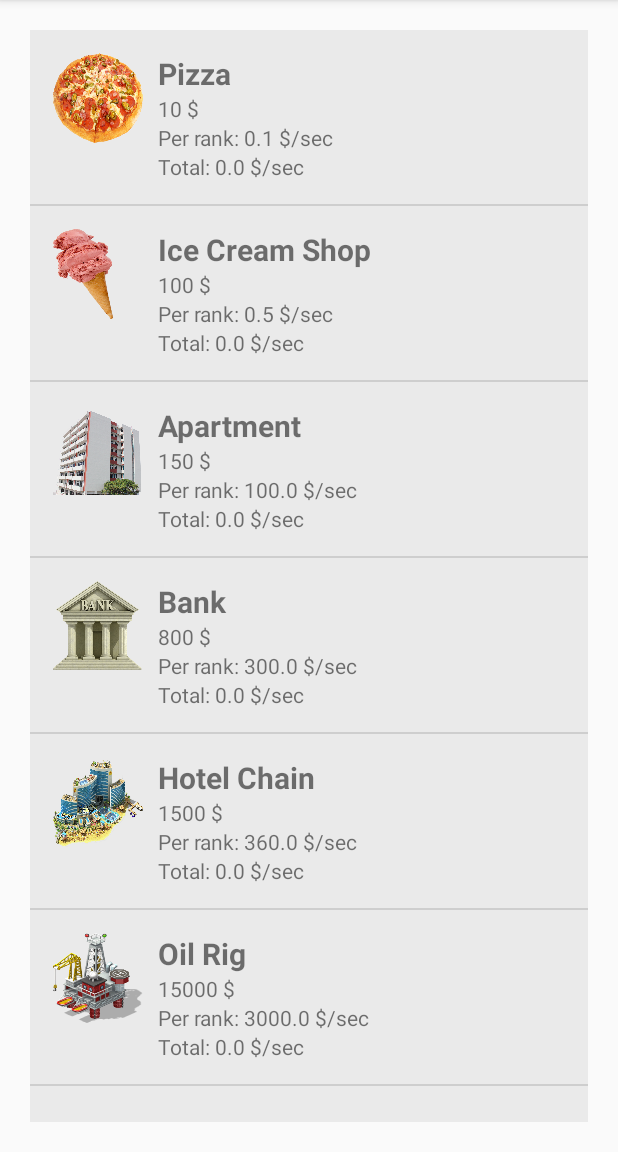
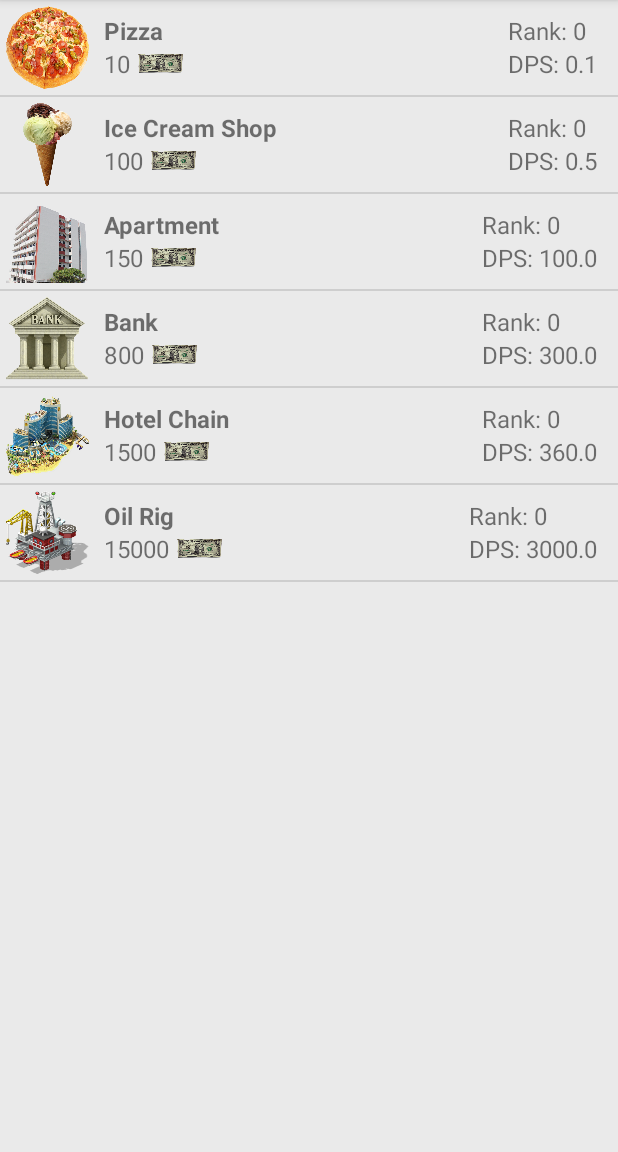
Before and after one commit to krisz094/BeTheRichest, an Android app: the screen it shows after launch (MainActivity), after a tap on an icon or button, on a phone screen of 412 x 824 dp, the part 84-1236 px from its top. Run offline under Robolectric (Android 15) with nearby library versions, the phone set to English and light mode, and no system bars.

Commit message:
- investment list UI altered, items are now clickable - negative dollar problem solved

```diff
--- a/app/src/main/java/hu/uniobuda/nik/betherichest/Factories/InvestmentFactory.java
+++ b/app/src/main/java/hu/uniobuda/nik/betherichest/Factories/InvestmentFactory.java
@@ -37,7 +37,7 @@ public class InvestmentFactory {
                 "Make delicious ice creams on the street, to get some money from hungry people.",
                 new int[]{},
                 currentGame,
-                R.drawable.icecream
+                R.drawable.icecream2
         ), map);
         AddToMap(new Investment(
                 2,
--- a/app/src/main/java/hu/uniobuda/nik/betherichest/GameObjects/Game.java
+++ b/app/src/main/java/hu/uniobuda/nik/betherichest/GameObjects/Game.java
@@ -85,7 +85,7 @@ public class Game {
 
     public String getMoneyPerClickAsString() {
 
-        return  df.format(moneyPerClick)+ " $ per tap";
+        return df.format(moneyPerClick) + " $ per tap";
     }
 
     public Double getCurrentMoney() {
@@ -130,14 +130,16 @@ public class Game {
     }
 
     public void buyInvestment(Integer id) {
+
+        deduceMoney((double) investments.get(id).getPrice());
         Integer currRank = gameState.getInvestmentRankById(id);
         currRank += 1;
         gameState.setInvestmentRankById(id, currRank);
-        deduceMoney((double) investments.get(id).getPrice());
         //refresh current MPS because there was a change
         recalcMoneyPerSec();
         recalcMoneyPerClick();
     }
+
 
     private void recalcMoneyPerSec() {
         Double money = 0d;
--- a/app/src/main/java/hu/uniobuda/nik/betherichest/GameObjects/Investment.java
+++ b/app/src/main/java/hu/uniobuda/nik/betherichest/GameObjects/Investment.java
@@ -1,6 +1,9 @@
 package hu.uniobuda.nik.betherichest.GameObjects;
 
+import android.widget.Toast;
+
 import hu.uniobuda.nik.betherichest.Factories.UpgradeFactory;
+import hu.uniobuda.nik.betherichest.MainActivity;
 
 /**
  * Created by Szabi on 2017.03.31..
@@ -15,7 +18,7 @@ public class Investment {
     private int id;
     private int[] relevantUpgradeIDs;
     private Game currentGame;
-    private final double coeff = 1.05;
+    private final double coeff = 1.15;
     private int imageResource;
 
 
--- a/app/src/main/java/hu/uniobuda/nik/betherichest/InvestmentAdapter.java
+++ b/app/src/main/java/hu/uniobuda/nik/betherichest/InvestmentAdapter.java
@@ -19,6 +19,11 @@ public class InvestmentAdapter extends BaseAdapter {
 
     private List<Investment> items;
     Game game;
+    TextView nameTextView;
+    TextView priceTextView;
+    TextView dpsPerRankTextView;
+    TextView rankTextView;
+    ImageView imageView;
 
     public InvestmentAdapter(List<Investment> items) {
         this.items = items;
@@ -30,7 +35,7 @@ public class InvestmentAdapter extends BaseAdapter {
     }
 
     @Override
-    public Object getItem(int position) {
+    public Investment getItem(int position) {
         return items == null ? null : items.get(position);
     }
 
@@ -45,22 +50,26 @@ public class InvestmentAdapter extends BaseAdapter {
         if (listItemView == null) {
             listItemView = View.inflate(parent.getContext(), R.layout.listitem_investment, null);
         }
-        TextView nameTextView = (TextView) listItemView.findViewById(R.id.name);
-        TextView priceTextView = (TextView) listItemView.findViewById(R.id.price);
-        TextView dpsPerRankTextView = (TextView) listItemView.findViewById(R.id.dpsPerRank);
-        TextView currentDpsTextView = (TextView) listItemView.findViewById(R.id.currDps);
-
-        ImageView imageView = (ImageView) listItemView.findViewById(R.id.image);
+        nameTextView = (TextView) listItemView.findViewById(R.id.name);
+        priceTextView = (TextView) listItemView.findViewById(R.id.price);
+        dpsPerRankTextView = (TextView) listItemView.findViewById(R.id.dpsPerRank);
+        rankTextView = (TextView) listItemView.findViewById(R.id.rank);
+        imageView = (ImageView) listItemView.findViewById(R.id.invIcon);
 
         Investment investment = items.get(position);
 
         nameTextView.setText(investment.getName());
-        priceTextView.setText(String.valueOf(investment.getPrice()) + " $");
+        priceTextView.setText(String.valueOf(investment.getPrice()));
         imageView.setBackgroundResource(investment.getImageResource());
-        dpsPerRankTextView.setText("Per rank: " + String.valueOf(investment.getMoneyPerSecPerRank())+ " $/sec");
-        currentDpsTextView.setText("Total: " + String.valueOf(investment.getMoneyPerSec())+ " $/sec");
+        dpsPerRankTextView.setText("DPS: " + String.valueOf(investment.getMoneyPerSecPerRank()));
+        rankTextView.setText("Rank: "+ String.valueOf(investment.getRank()));
 
 
         return listItemView;
     }
+
+    @Override
+    public void notifyDataSetChanged() {
+        super.notifyDataSetChanged();
+    }
 }
--- a/app/src/main/java/hu/uniobuda/nik/betherichest/InvestmentListFragment.java
+++ b/app/src/main/java/hu/uniobuda/nik/betherichest/InvestmentListFragment.java
@@ -5,6 +5,8 @@ import android.content.Intent;
 import android.os.Bundle;
 import android.support.annotation.Nullable;
 import android.support.v4.app.FragmentManager;
+import android.telecom.Call;
+import android.view.KeyEvent;
 import android.view.LayoutInflater;
 import android.view.View;
 import android.view.ViewGroup;
@@ -66,11 +68,18 @@ public class InvestmentListFragment extends android.support.v4.app.Fragment {
 
         final InvestmentAdapter adapter = new InvestmentAdapter(items);
 
-        ListView listView = (ListView) rootView.findViewById(R.id.investment_listview);
+        final ListView listView = (ListView) rootView.findViewById(R.id.investment_listview);
         listView.setAdapter(adapter);
 
+        listView.setOnItemClickListener(new AdapterView.OnItemClickListener() {
+            @Override
+            public void onItemClick(AdapterView<?> parent, View view, int position, long id) {
 
+                Investment selectedInvestment = adapter.getItem(position);
+                selectedInvestment.buy();
+                //game.buyInvestment(selectedInvestment.getId());
+                adapter.notifyDataSetChanged();
+            }
+        });
     }
-
-
 }
--- a/app/src/main/java/hu/uniobuda/nik/betherichest/MainActivity.java
+++ b/app/src/main/java/hu/uniobuda/nik/betherichest/MainActivity.java
@@ -72,7 +72,6 @@ public class MainActivity extends AppCompatActivity {
 
         FragmentTransaction transaction = manager.beginTransaction();
         transaction.add(R.id.fragment_container, fragment);
-        transaction.addToBackStack(null);
         transaction.commit();
     }
 
--- a/app/src/main/res/layout/activity_main.xml
+++ b/app/src/main/res/layout/activity_main.xml
@@ -14,7 +14,6 @@
         android:layout_height="wrap_content"
         android:layout_alignParentTop="true"
         android:layout_centerHorizontal="true"
-        android:lineSpacingExtra="12sp"
         android:text="Current Money"
         android:textAlignment="center"
         android:textAllCaps="false"
@@ -29,7 +28,6 @@
         android:layout_height="wrap_content"
         android:layout_below="@id/currMoneyText"
         android:layout_centerHorizontal="true"
-        android:lineSpacingExtra="12dp"
         android:text="Money Per Sec"
         android:textAlignment="center"
         android:textAllCaps="false"
@@ -44,7 +42,6 @@
         android:layout_height="wrap_content"
         android:layout_below="@id/moneyPerSecText"
         android:layout_centerHorizontal="true"
-        android:lineSpacingExtra="12sp"
         android:text="Money Per Tap"
         android:textAlignment="center"
         android:textAllCaps="false"
--- a/app/src/main/res/layout/fragment_investments_list.xml
+++ b/app/src/main/res/layout/fragment_investments_list.xml
@@ -2,10 +2,6 @@
 <RelativeLayout xmlns:android="http://schemas.android.com/apk/res/android"
     xmlns:tools="http://schemas.android.com/tools"
     android:id="@+id/activity_main"
-    android:layout_marginTop="20dp"
-    android:layout_marginBottom="20dp"
-    android:layout_marginLeft="20dp"
-    android:layout_marginRight="20dp"
     android:layout_width="match_parent"
     android:layout_height="match_parent"
     tools:context=".MainActivity"
@@ -15,7 +11,6 @@
         android:id="@+id/investment_listview"
         android:layout_width="match_parent"
         android:layout_height="match_parent"
-        android:layout_below="@+id/button"
         android:background="#eaeaea"
         />
 
--- a/app/src/main/res/layout/listitem_investment.xml
+++ b/app/src/main/res/layout/listitem_investment.xml
@@ -1,59 +1,85 @@
 <?xml version="1.0" encoding="utf-8"?>
 <RelativeLayout xmlns:android="http://schemas.android.com/apk/res/android"
+    xmlns:app="http://schemas.android.com/apk/res-auto"
     android:layout_width="match_parent"
-    android:layout_height="match_parent"
-    android:padding="15dp">
+    android:layout_height="wrap_content"
+    android:padding="4dp">
 
     <ImageView
-        android:id="@+id/image"
-        android:layout_width="60dp"
-        android:layout_height="60dp"
-
-        android:background="@android:color/holo_blue_dark" />
+        android:id="@+id/invIcon"
+        android:layout_width="55dp"
+        android:layout_height="55dp"
+        android:layout_alignParentStart="true"
+        android:layout_alignParentTop="true" />
 
     <LinearLayout
+        android:id="@+id/linearLayout"
         android:layout_width="wrap_content"
         android:layout_height="wrap_content"
-        android:layout_marginLeft="60dp"
-        android:orientation="vertical"
-        android:id="@+id/linearLayout">
+        android:layout_centerInParent="true"
+        android:layout_marginLeft="10dp"
+        android:layout_toEndOf="@+id/invIcon"
+        android:orientation="vertical">
 
         <TextView
             android:id="@+id/name"
-            android:layout_width="match_parent"
+            android:layout_width="wrap_content"
             android:layout_height="wrap_content"
-            android:layout_marginLeft="10dp"
-            android:layout_toEndOf="@+id/image"
+            android:layout_toEndOf="@+id/invIcon"
             android:text="Name"
-            android:textSize="20sp"
+            android:textSize="16sp"
             android:textStyle="bold" />
 
+
+        <RelativeLayout
+            android:layout_width="wrap_content"
+            android:layout_height="wrap_content"
+            android:orientation="horizontal">
+
+            <TextView
+                android:id="@+id/price"
+                android:layout_width="wrap_content"
+                android:layout_height="wrap_content"
+                android:text="Price"
+                android:textSize="16sp" />
+
+            <ImageView
+                android:id="@+id/dollarIcon"
+                android:layout_width="30dp"
+                android:layout_height="15dp"
+                android:layout_marginLeft="5dp"
+                android:layout_marginTop="3dp"
+                android:layout_toEndOf="@+id/price"
+                android:adjustViewBounds="true"
+                app:srcCompat="@drawable/dollar" />
+
+        </RelativeLayout>
+    </LinearLayout>
+
+    <RelativeLayout
+        android:layout_width="wrap_content"
+        android:layout_height="wrap_content"
+        android:layout_alignParentEnd="true"
+        android:layout_centerInParent="true"
+        android:layout_centerVertical="true"
+        android:layout_marginEnd="10dp"
+        android:orientation="horizontal">
+
         <TextView
-            android:id="@+id/price"
-            android:layout_width="match_parent"
+            android:id="@+id/rank"
+            android:layout_width="wrap_content"
             android:layout_height="wrap_content"
-            android:layout_below="@+id/name"
-            android:layout_marginLeft="10dp"
-            android:layout_toEndOf="@+id/image"
-            android:text="Price" />
+            android:text="Rank: 12"
+            android:textAlignment="center"
+            android:textSize="16sp" />
 
         <TextView
             android:id="@+id/dpsPerRank"
-            android:layout_width="match_parent"
+            android:layout_width="wrap_content"
             android:layout_height="wrap_content"
-            android:layout_below="@+id/price"
-            android:layout_marginLeft="10dp"
-            android:layout_toEndOf="@+id/image"
-            android:text="DPS" />
-        <TextView
-            android:id="@+id/currDps"
-            android:layout_width="match_parent"
-            android:layout_height="wrap_content"
-            android:layout_below="@+id/price"
-            android:layout_marginLeft="10dp"
-            android:layout_toEndOf="@+id/image"
-            android:text="DPS" />
-
-    </LinearLayout>
-
+            android:layout_below="@+id/rank"
+            android:text="DPS: +500"
+            android:textAlignment="center"
+            android:textSize="16sp" />
+    </RelativeLayout>
 </RelativeLayout>
```
Also changed, not shown: app/src/main/res/drawable/apartment.png, app/src/main/res/drawable/hotel_chain.png, app/src/main/res/drawable/icecream2.png (added), app/src/main/res/drawable/investments.png.
